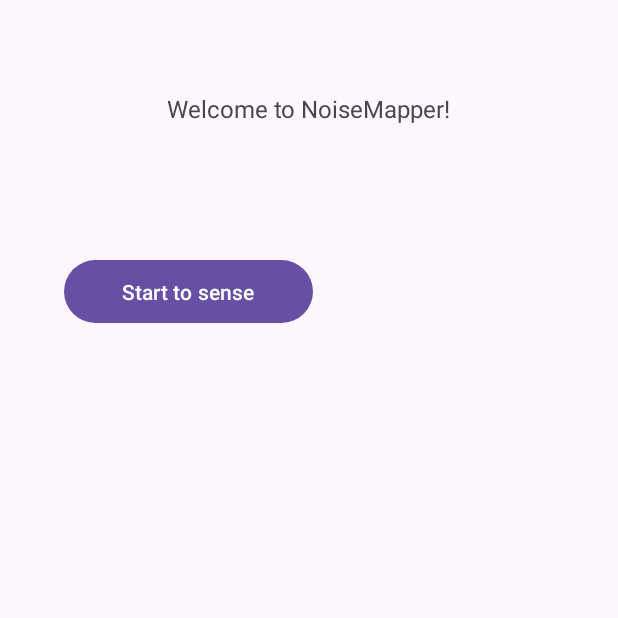
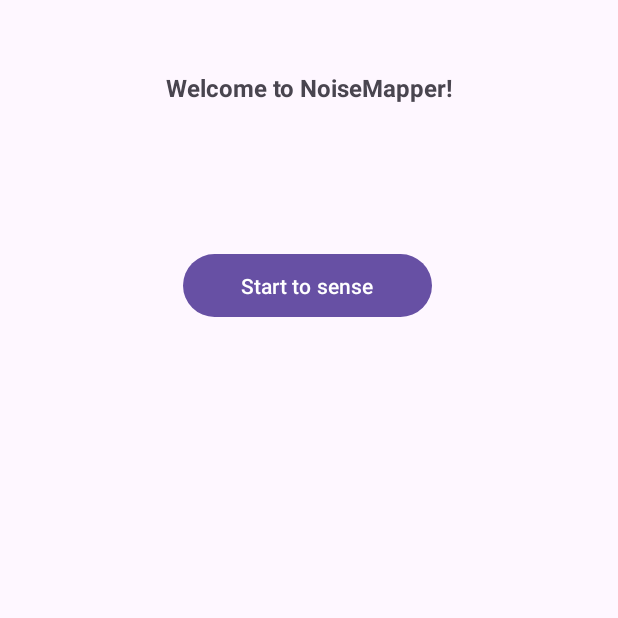
Before and after one commit to glmquint/MASSSProject, an Android app built with Jetpack Compose: the screen it shows after launch (MainActivity), on a phone screen of 412 x 824 dp, the top half of it. Run offline under Robolectric (Android 15) with nearby library versions, the phone set to English and light mode, and no system bars.

Commit message:
Add stop button and refactor UI of noise sensing activity

```diff
--- a/NoiseMapper/app/src/main/res/layout/activity_main.xml
+++ b/NoiseMapper/app/src/main/res/layout/activity_main.xml
@@ -12,29 +12,29 @@
 
         <TextView
             android:id="@+id/textView"
-            android:layout_width="196dp"
-            android:layout_height="35dp"
+            android:layout_width="257dp"
+            android:layout_height="37dp"
             android:text="@string/text_main"
             android:textAlignment="center"
             android:textSize="16sp"
+            android:textStyle="bold"
+            app:layout_constraintBottom_toBottomOf="parent"
+            app:layout_constraintEnd_toEndOf="parent"
+            app:layout_constraintStart_toStartOf="parent"
+            app:layout_constraintTop_toTopOf="parent"
+            app:layout_constraintVertical_bias="0.06" />
+
+        <Button
+            android:id="@+id/button"
+            android:layout_width="166dp"
+            android:layout_height="50dp"
+            android:text="@string/main_text_button"
             app:layout_constraintBottom_toBottomOf="parent"
             app:layout_constraintEnd_toEndOf="parent"
             app:layout_constraintHorizontal_bias="0.497"
             app:layout_constraintStart_toStartOf="parent"
             app:layout_constraintTop_toTopOf="parent"
-            app:layout_constraintVertical_bias="0.078" />
-
-        <Button
-            android:id="@+id/button"
-            android:layout_width="166dp"
-            android:layout_height="50dp"
-            android:text="@string/start"
-            app:layout_constraintBottom_toBottomOf="parent"
-            app:layout_constraintEnd_toEndOf="parent"
-            app:layout_constraintHorizontal_bias="0.173"
-            app:layout_constraintStart_toStartOf="parent"
-            app:layout_constraintTop_toTopOf="parent"
-            app:layout_constraintVertical_bias="0.219" />
+            app:layout_constraintVertical_bias="0.214" />
 
     </androidx.constraintlayout.widget.ConstraintLayout>
 </LinearLayout>
--- a/NoiseMapper/app/src/main/res/values/strings.xml
+++ b/NoiseMapper/app/src/main/res/values/strings.xml
@@ -1,7 +1,10 @@
 <resources>
     <string name="app_name">NoiseMapper</string>
-    <string name="start">Start to sense</string>
+    <string name="main_text_button">Start to sense</string>
     <string name="text_main">Welcome to NoiseMapper!</string>
-    <string name="noise_level">0db</string>
     <string name="microphone_request_not_granted">You must grant the permission to use the microphone in order to use this app</string>
+    <string name="upper_text_noise_activity">Current noise level is</string>
+    <string name="noise_measurement">0.0</string>
+    <string name="db">db</string>
+    <string name="noise_sensing_stop_button">Stop sensing</string>
 </resources>
```
Also changed, not shown: NoiseMapper/app/src/main/java/it/dii/unipi/masss/noisemapper/NoiseDetection.kt (+35 -7 lines), NoiseMapper/app/src/main/res/layout/noise_detection.xml (+49 -4 lines).
